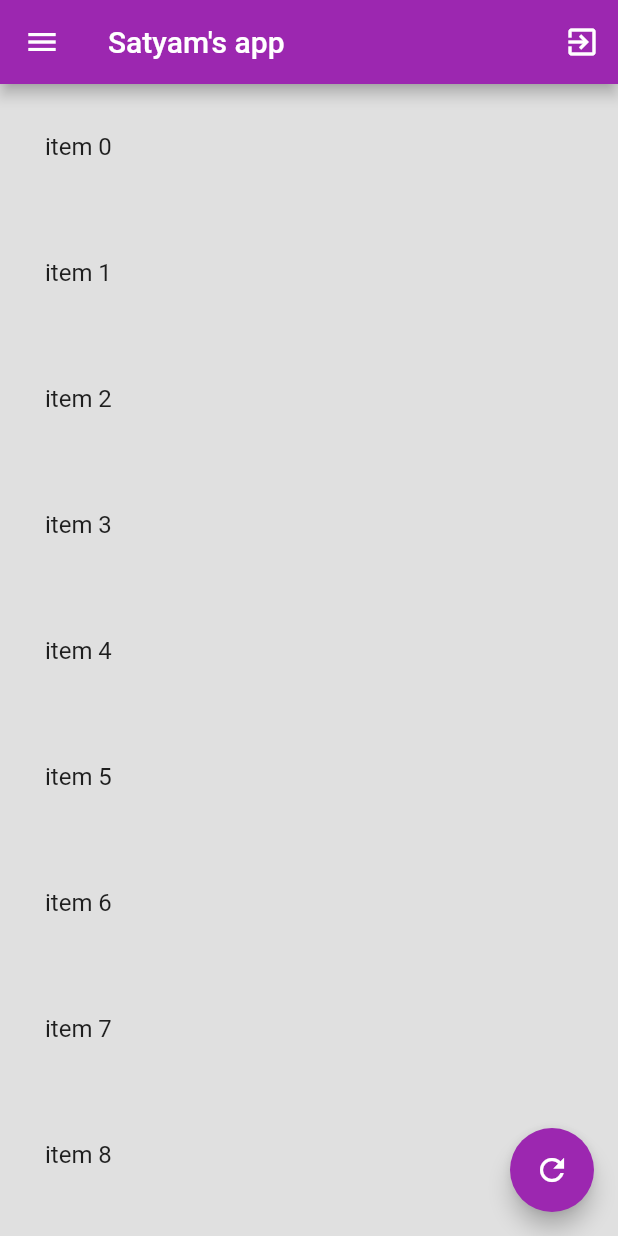
After one commit to satyam2606/flutter, a Flutter app: the HomePageSB screen opened directly, on a phone screen of 412 x 824 dp. The commit adds this screen. Run offline on Flutter 3.47's test engine with Material 2 defaults, Android fonts, the phone set to English and light mode, and no system bars; our stand-ins replace shared_preferences; accounts and stored records are empty.

Commit message:
stream builder completed

```diff
--- a/lib/main.dart
+++ b/lib/main.dart
@@ -2,7 +2,8 @@
 //import 'package:Myapp/drawer.dart';
 //import 'package:Myapp/pages/home_page.dart';
 import 'package:Myapp/pages/home_page.dart';
-import 'package:Myapp/pages/home_page_with_fb.dart';
+//import 'package:Myapp/pages/home_page_with_fb.dart';
+import 'package:Myapp/pages/home_page_with_streambuilder.dart';
 import 'package:Myapp/pages/login_page.dart';
 import 'package:Myapp/utils/Constants.dart';
 import 'package:flutter/cupertino.dart';
@@ -19,7 +20,7 @@ Future main() async {
     debugShowCheckedModeBanner: false,
     title:"Awesome App",
     home: Constants.prefs.getBool("loggedIn")==true
-    ? HomePageFB()
+    ? HomePageSB()
     : LoginPage(),
     theme: ThemeData(
       primarySwatch: Colors.purple,
--- /dev/null
+++ b/lib/pages/home_page_with_streambuilder.dart
@@ -0,0 +1,93 @@
+//import 'package:Myapp/drawer.dart';
+import 'package:Myapp/utils/Constants.dart';
+import 'package:Myapp/widgets/drawer.dart';
+import "package:flutter/material.dart";
+import "package:http/http.dart" as http;
+import "dart:convert";
+
+class HomePageSB extends StatelessWidget{
+  Future getData() async{
+    var url ="https://jsonplaceholder.typicode.com/photos";
+    var res = await http.get(url);
+    var data = jsonDecode(res.body);
+    print(data);
+    return data;
+  }
+
+Stream<List<String>> getStreamData(){
+  var data= Stream<List<String>>.fromIterable([
+    List<String>.generate(20, (index) =>"item $index" ),
+  ]
+
+  );
+  return data;
+}
+
+
+  @override
+  Widget build(BuildContext context) {
+    return Scaffold(
+      backgroundColor: Colors.grey[300],
+      appBar: AppBar(
+        title: Text("Satyam's app"),
+        actions: <Widget>[
+          IconButton(icon: Icon(Icons.exit_to_app), onPressed: () {
+
+            Constants.prefs.setBool("loggedIn" , false);
+            Navigator.pushReplacementNamed(context, "/login");
+          },)
+        ],
+      ),
+      body: StreamBuilder(
+        stream: getStreamData(),
+        builder: (context, snapshot){
+          switch(snapshot.connectionState){
+            case ConnectionState.none:
+            return Center(child: Text("Fetch Something"),
+            );
+            case ConnectionState.active:
+            case ConnectionState.waiting:
+            return Center(
+              child: CircularProgressIndicator(),
+            );
+             case ConnectionState.done:
+             if(snapshot.hasError){
+               return Center(
+                 child: Text("Some error occured"),
+               );
+             }
+             return ListView.builder(
+                   itemBuilder: (context, index){
+                     return Padding(
+                       padding: const EdgeInsets.all(14.0),
+                       child: ListTile(
+                         title: Text(snapshot.data[index]),
+                        //  subtitle: Text("ID: ${snapshot.data[index]['id']}"),
+                        //  leading: Image.network(snapshot.data[index]['url']),
+                       ),
+                     );
+                   },
+                   itemCount: snapshot.data .length,
+                   );
+
+
+
+          }
+        },
+      ),
+
+      drawer: MyDrawer(),
+      floatingActionButton: FloatingActionButton(onPressed: () {
+        // myText = _nameController.text;
+        // setState(() {
+
+        // });
+      },
+      child: Icon(Icons.refresh),
+       ),
+      //floatingActionButtonLocation: FloatingActionButtonLocation.endFloat,
+
+      );
+
+  }
+}
```
Also changed, not shown: 1 other file.
